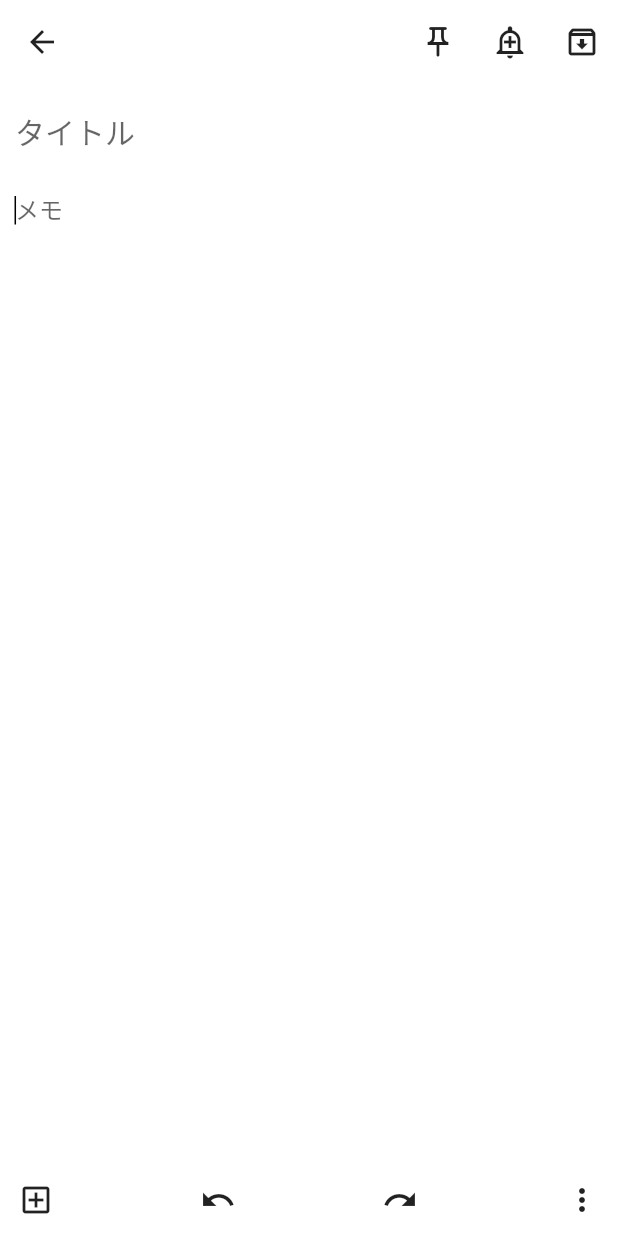
After one commit to KoseiYoshida/google_keep_copy, a Flutter app: the AddContentScreen screen opened by its route, on a phone screen of 412 x 824 dp. The commit adds this screen. Run offline on Flutter 3.47's test engine with Material 2 defaults, Android fonts, the light colour scheme and no system bars.

Commit message:
コンテンツ追加用の画面作成

```diff
--- a/lib/main.dart
+++ b/lib/main.dart
@@ -1,4 +1,5 @@
 import 'package:flutter/material.dart';
+import 'package:goggle_keep_copy/screens/add_content_screen.dart';
 import 'package:goggle_keep_copy/screens/home_screen.dart';
 
 void main() {
@@ -17,6 +18,7 @@ class MyApp extends StatelessWidget {
       initialRoute: '/',
       routes: <String, WidgetBuilder>{
         '/': (BuildContext context) => HomeScreen(),
+        '/add': (BuildContext context) => AddContentScreen(),
       },
     );
   }
--- /dev/null
+++ b/lib/screens/add_content_screen.dart
@@ -0,0 +1,86 @@
+import 'dart:ui';
+
+import 'package:flutter/material.dart';
+
+class AddContentScreen extends StatelessWidget {
+  @override
+  Widget build(BuildContext context) {
+    return Scaffold(
+      appBar: AppBar(
+        backgroundColor: Colors.white,
+        iconTheme: IconThemeData(),
+        elevation: 0,
+        actions: [
+          IconButton(
+            icon: Icon(Icons.push_pin_outlined),
+            onPressed: () {},
+          ),
+          IconButton(
+            icon: Icon(Icons.add_alert_outlined),
+            onPressed: () {},
+          ),
+          IconButton(
+            icon: Icon(Icons.archive_outlined),
+            onPressed: () {},
+          ),
+        ],
+      ),
+      body: Container(
+        color: Colors.white,
+        padding: EdgeInsets.symmetric(
+          vertical: 5,
+          horizontal: 10,
+        ),
+        child: Column(
+          children: [
+            TextField(
+              cursorColor: Colors.black,
+              cursorWidth: 1,
+              style: TextStyle(
+                fontSize: 20,
+              ),
+              decoration: InputDecoration(
+                hintText: 'タイトル',
+                border: InputBorder.none,
+              ),
+            ),
+            TextField(
+              cursorColor: Colors.black,
+              cursorWidth: 1,
+              decoration: InputDecoration(
+                hintText: 'メモ',
+                border: InputBorder.none,
+              ),
+              autofocus: true,
+            ),
+          ],
+        ),
+      ),
+      // TODO: アイコンの配置修正、真ん中を寄せる。
+      bottomNavigationBar: BottomAppBar(
+        elevation: 0,
+        child: Row(
+          mainAxisAlignment: MainAxisAlignment.spaceBetween,
+          children: [
+            IconButton(
+              icon: Icon(Icons.add_box_outlined),
+              onPressed: () {},
+            ),
+            IconButton(
+              icon: Icon(Icons.undo),
+              onPressed: () {},
+            ),
+            IconButton(
+              icon: Icon(Icons.redo),
+              onPressed: () {},
+            ),
+            IconButton(
+              icon: Icon(Icons.more_vert),
+              onPressed: () {},
+            ),
+          ],
+        ),
+      ),
+    );
+  }
+}
```
